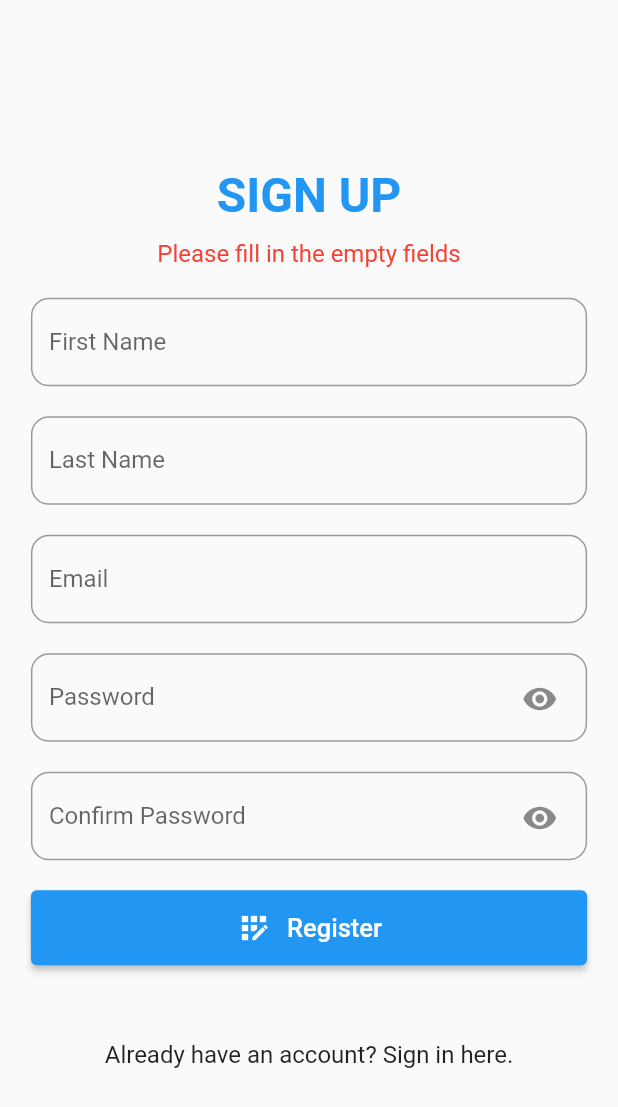
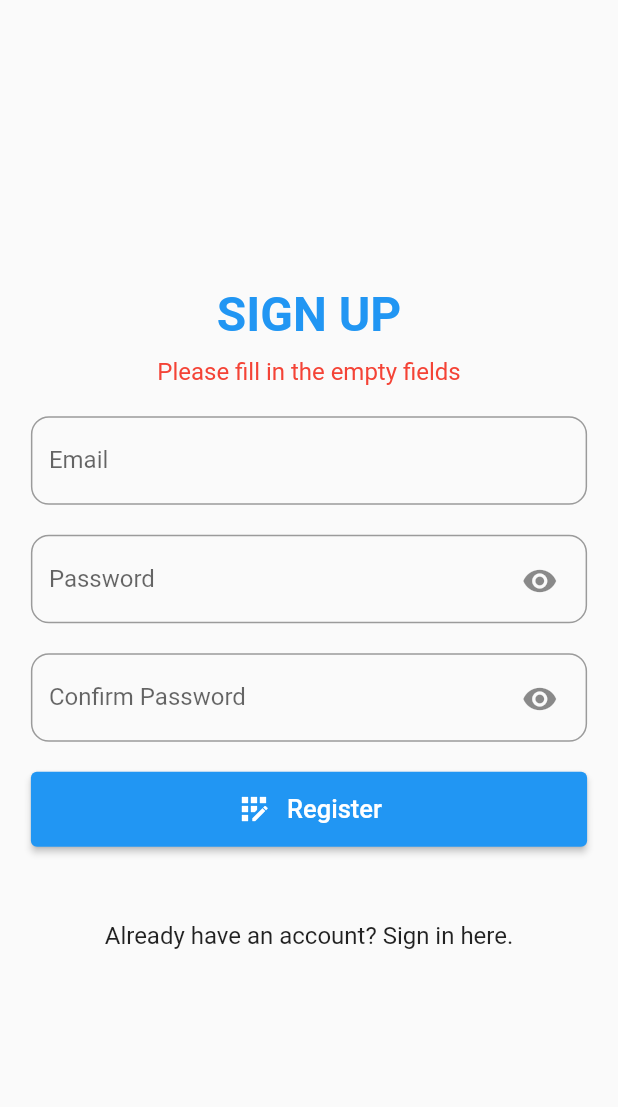
Before and after one commit to hannahlabana/cis2202-introToFlutter, a Flutter app: the SignUp screen opened by its route, after a tap on "Register", on a phone screen of 412 x 824 dp. Shown: the top 1107 px of the screen. Run offline on Flutter 3.47's test engine with Material 2 defaults, Android fonts, the phone set to English and light mode, and no system bars; our stand-ins replace firebase_auth, firebase_core, google_sign_in, modal_progress_hud_nsn; accounts and stored records are empty; network calls fail.

Commit message:
done with first activity

```diff
--- a/lib/screens/SignUp.dart
+++ b/lib/screens/SignUp.dart
@@ -1,20 +1,26 @@
+import 'package:firebase_auth/firebase_auth.dart';
 import 'package:flutter/material.dart';
 import 'package:flutter_intro/screens/LoginScreen.dart';
 import 'package:flutter_intro/widget/CustomTextField.dart';
 import 'package:flutter_intro/widget/PasswordField.dart';
 import 'package:flutter_intro/widget/PrimaryButton.dart';
 
+import '../services/EmailPassService.dart';
+
 class SignUp extends StatefulWidget {
   static String routeName = "/signup";
+  const SignUp({super.key});
 
   @override
   State<SignUp> createState() => _SignUpState();
 }
 
 class _SignUpState extends State<SignUp> {
+  final EmailPassService _emailPassService = EmailPassService();
   final TextEditingController emailController = TextEditingController();
   final TextEditingController passwordControllerFirst = TextEditingController();
-  final TextEditingController passwordControllerSecond =TextEditingController();
+  final TextEditingController passwordControllerSecond =
+      TextEditingController();
   final TextEditingController firstNameController = TextEditingController();
   final TextEditingController lastNameController = TextEditingController();
   bool obscurePassword1 = true;
@@ -32,7 +38,11 @@ class _SignUpState extends State<SignUp> {
               child: Container(
                 width: width * 0.9,
                 child: Column(children: [
-                  Text('SIGN UP', style: TextStyle(fontSize: 32.0, color: Colors.blue, fontWeight: FontWeight.bold)),
+                  Text('SIGN UP',
+                      style: TextStyle(
+                          fontSize: 32.0,
+                          color: Colors.blue,
+                          fontWeight: FontWeight.bold)),
                   const SizedBox(
                     height: 10.0,
                   ),
@@ -41,22 +51,22 @@ class _SignUpState extends State<SignUp> {
                   const SizedBox(
                     height: 20.0,
                   ),
-                  CustomTextField(
-                      labelText: "First Name",
-                      hintText: "Enter your first name",
-                      controller: firstNameController,
-                      textInputType: TextInputType.text),
-                  const SizedBox(
-                    height: 20.0,
-                  ),
-                  CustomTextField(
-                      labelText: "Last Name",
-                      hintText: "Enter your last name",
-                      controller: lastNameController,
-                      textInputType: TextInputType.text),
-                  const SizedBox(
-                    height: 20.0,
-                  ),
+                  // CustomTextField(
+                  //     labelText: "First Name",
+                  //     hintText: "Enter your first name",
+                  //     controller: firstNameController,
+                  //     textInputType: TextInputType.text),
+                  // const SizedBox(
+                  //   height: 20.0,
+                  // ),
+                  // CustomTextField(
+                  //     labelText: "Last Name",
+                  //     hintText: "Enter your last name",
+                  //     controller: lastNameController,
+                  //     textInputType: TextInputType.text),
+                  // const SizedBox(
+                  //   height: 20.0,
+                  // ),
                   CustomTextField(
                       labelText: "Email",
                       hintText: "Enter your email address",
@@ -87,16 +97,14 @@ class _SignUpState extends State<SignUp> {
                       text: "Register",
                       iconData: Icons.app_registration,
                       onPress: () {
-                        if(emailController.text == ''
-                        || firstNameController.text == ''
-                        || lastNameController.text == ''
-                        || passwordControllerFirst.text == ''
-                        || passwordControllerSecond.text == ''){
+                        if (emailController.text == '' ||
+                            passwordControllerFirst.text == '' ||
+                            passwordControllerSecond.text == '') {
                           setState(() {
                             validation = "Please fill in the empty fields";
                           });
-                        } else if (!emailController.text.contains('@')
-                                  || !emailController.text.contains('.com')) {
+                        } else if (!emailController.text.contains('@') ||
+                            !emailController.text.contains('.com')) {
                           setState(() {
                             validation = "Please provide a valid email";
                           });
@@ -106,9 +114,11 @@ class _SignUpState extends State<SignUp> {
                             validation = "Passwords do not match. Try again";
                           });
                         } else {
-                          Navigator.pushReplacementNamed(
-                              context, LoginScreen.routeName);
-                        };
+                          signUpAuth();
+                          // Navigator.pushReplacementNamed(
+                          //     context, LoginScreen.routeName);
+                        }
+                        ;
                       }),
                   const SizedBox(
                     height: 50.0,
@@ -117,8 +127,7 @@ class _SignUpState extends State<SignUp> {
                     child: Center(
                       child: GestureDetector(
                           onTap: () {
-                          Navigator.pushNamed(
-                            context, LoginScreen.routeName);
+                            Navigator.pushNamed(context, LoginScreen.routeName);
                           },
                           child: const Text(
                             "Already have an account? Sign in here.",
@@ -146,4 +155,24 @@ class _SignUpState extends State<SignUp> {
       obscurePassword2 = !obscurePassword2;
     });
   }
+
+  signUpAuth() async {
+    try {
+      var user = await _emailPassService.EmailPassRegister(
+          emailController.text, passwordControllerFirst.text);
+      Navigator.pushReplacementNamed(context, LoginScreen.routeName);
+    } on FirebaseAuthException catch (e) {
+      if (e.code == 'weak-password') {
+        setState(() {
+          validation = 'The password provided is too weak.';
+        });
+      } else if (e.code == 'email-already-in-use') {
+        setState(() {
+          validation = 'The account already exists for that email.';
+        });
       }
+    } catch (e) {
+      validation = e.toString();
+    }
+  }
+}
```
Also changed, not shown: lib/main.dart (+21 -0 lines), lib/screens/Dashboard.dart (+5 -2 lines), lib/screens/LoginScreen.dart (+46 -19 lines), lib/screens/Settings.dart (+7 -1 lines), lib/services/EmailPassService.dart (+20 -2 lines), flutter_01.png (added). Lines whose indentation alone changed are shown as unchanged.
